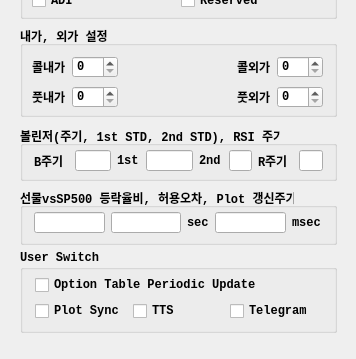
Qt form UI/realtimeitem.ui (skygoldfish/SkyBot) before a commit; both pictures show x 0 to 356 and y 532 to 891 of the 356 by 891 pixel window.
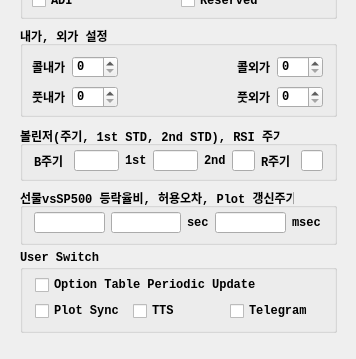
The same form after that commit.

Commit message: 소스정리

The edit to the form file:
```diff
--- a/UI/realtimeitem.ui
+++ b/UI/realtimeitem.ui
@@ -538,7 +538,7 @@
       <height>21</height>
      </rect>
     </property>
-    <layout class="QHBoxLayout" name="horizontalLayout_2" stretch="3,3,2,4,2,2,3,2">
+    <layout class="QHBoxLayout" name="horizontalLayout_2" stretch="3,4,2,4,2,2,3,2">
      <item>
       <widget class="QLabel" name="label_5">
        <property name="font">
```
The commit also changes 1 other file.
